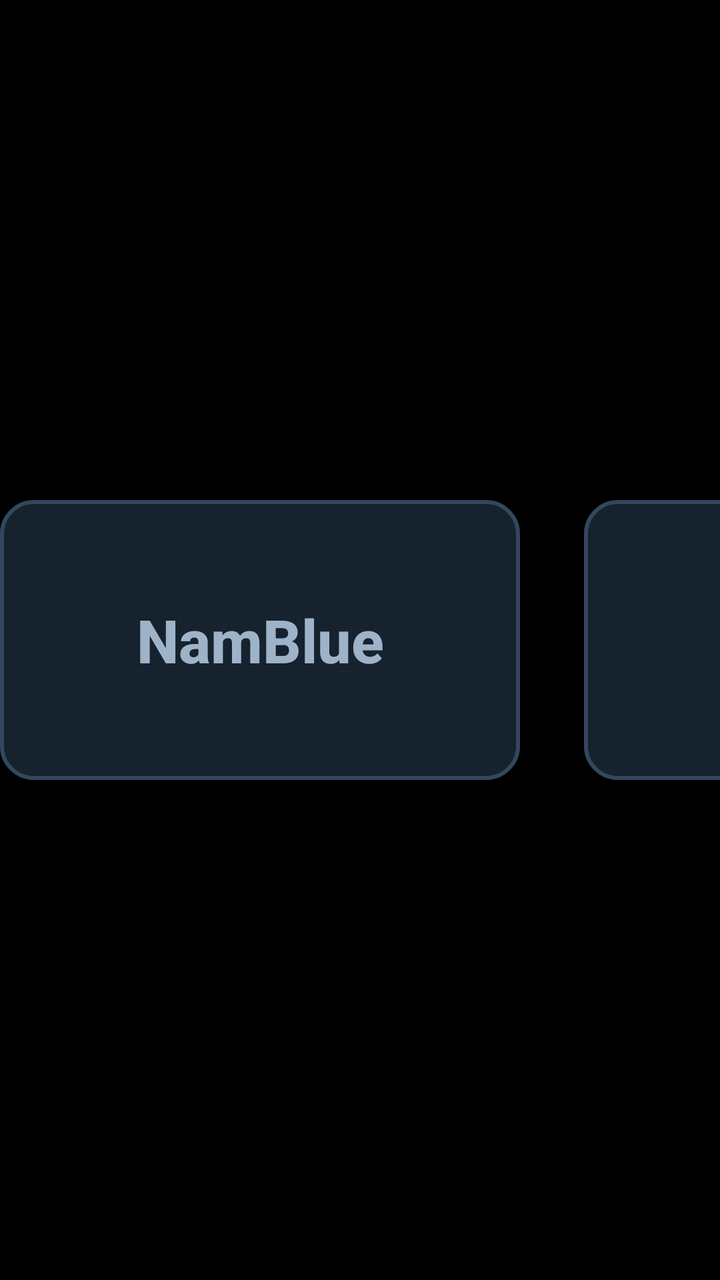
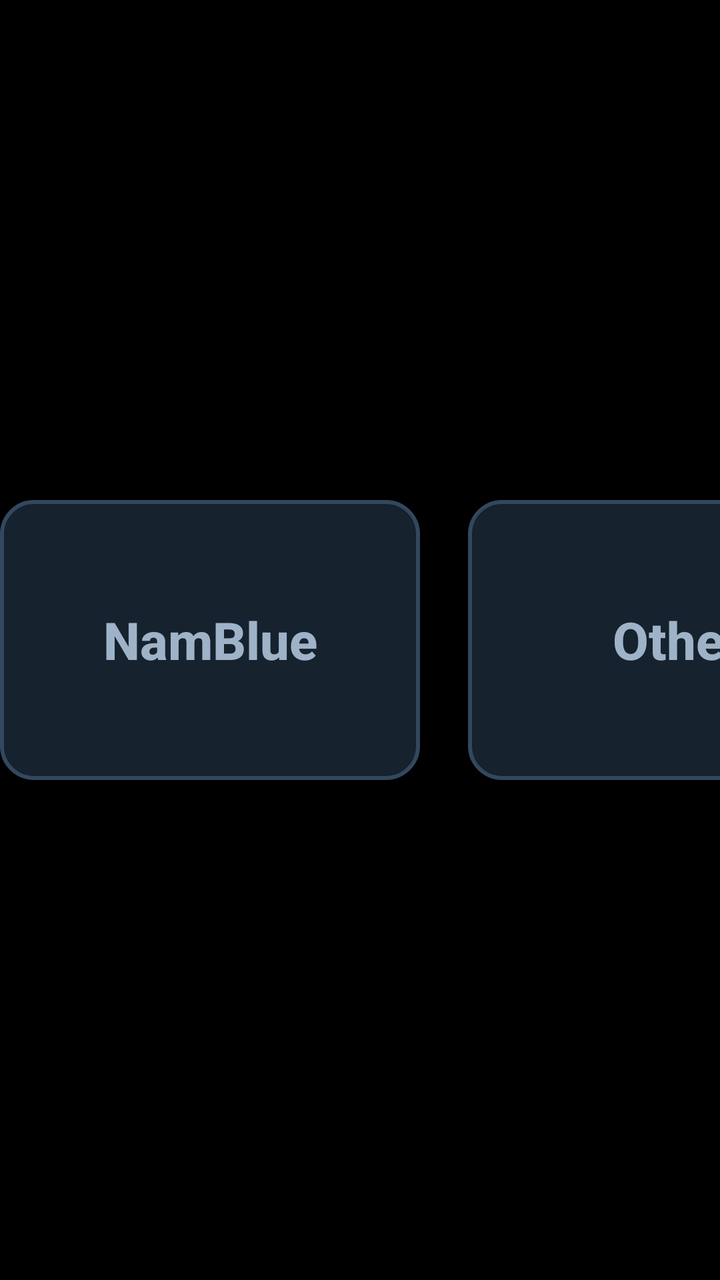

An Android layout rendered at two revisions. The XML below is the earlier revision; the diff shows what the commit changed to produce the second picture.
<!-- AndroidManifest.xml: application theme Theme.NamBlueLive -->
<!-- res/layout/activity_chooser.xml -->
<?xml version="1.0" encoding="utf-8"?>
<FrameLayout xmlns:android="http://schemas.android.com/apk/res/android"
    android:layout_width="match_parent"
    android:layout_height="match_parent"
    android:background="@android:color/black">

    <LinearLayout
        android:layout_width="wrap_content"
        android:layout_height="wrap_content"
        android:layout_gravity="center"
        android:orientation="horizontal">

        <Button
            android:id="@+id/btnNamblue"
            android:layout_width="260dp"
            android:layout_height="140dp"
            android:background="@drawable/btn_chooser_bg"
            android:focusable="true"
            android:focusedByDefault="true"
            android:nextFocusRight="@+id/btnOther"
            android:text="@string/source_namblue"
            android:textAllCaps="false"
            android:textColor="@color/btn_chooser_text"
            android:textSize="30sp"
            android:textStyle="bold" />

        <Space
            android:layout_width="32dp"
            android:layout_height="match_parent" />

        <Button
            android:id="@+id/btnOther"
            android:layout_width="260dp"
            android:layout_height="140dp"
            android:background="@drawable/btn_chooser_bg"
            android:focusable="true"
            android:nextFocusLeft="@+id/btnNamblue"
            android:nextFocusRight="@+id/btnBrowse"
            android:text="@string/source_other"
            android:textAllCaps="false"
            android:textColor="@color/btn_chooser_text"
            android:textSize="30sp"
            android:textStyle="bold" />

        <Space
            android:layout_width="32dp"
            android:layout_height="match_parent" />

        <Button
            android:id="@+id/btnBrowse"
            android:layout_width="260dp"
            android:layout_height="140dp"
            android:background="@drawable/btn_chooser_bg"
            android:focusable="true"
            android:nextFocusLeft="@+id/btnOther"
            android:text="@string/source_browse"
            android:textAllCaps="false"
            android:textColor="@color/btn_chooser_text"
            android:textSize="30sp"
            android:textStyle="bold" />
    </LinearLayout>
</FrameLayout>
<!-- resources referenced by this layout -->
<resources>
  <!-- drawable btn_chooser_bg (drawable) -->
  <?xml version="1.0" encoding="utf-8"?>
  <selector xmlns:android="http://schemas.android.com/apk/res/android">
      <item android:state_focused="true">
          <shape android:shape="rectangle">
              <solid android:color="#22A7F0" />
              <corners android:radius="16dp" />
              <stroke android:width="3dp" android:color="#FFFFFF" />
          </shape>
      </item>
      <item android:state_pressed="true">
          <shape android:shape="rectangle">
              <solid android:color="#1B86C9" />
              <corners android:radius="16dp" />
          </shape>
      </item>
      <item>
          <shape android:shape="rectangle">
              <solid android:color="#16222E" />
              <corners android:radius="16dp" />
              <stroke android:width="2dp" android:color="#33485E" />
          </shape>
      </item>
  </selector>
  <string name="source_browse">Đang LIVE</string>
  <string name="source_namblue">NamBlue</string>
  <string name="source_other">Other</string>
  <style name="Theme.NamBlueLive" parent="android:Theme.Material.NoActionBar">
          <item name="android:windowBackground">@android:color/black</item>
          <item name="android:colorBackground">@android:color/black</item>
          <item name="android:statusBarColor">@android:color/black</item>
          <item name="android:navigationBarColor">@android:color/black</item>
          <item name="android:windowNoTitle">true</item>
      </style>
</resources>

<!-- the commit's change to res/layout/activity_chooser.xml (unified diff, before → after) -->
@@ -12,7 +12,7 @@
 
         <Button
             android:id="@+id/btnNamblue"
-            android:layout_width="260dp"
+            android:layout_width="210dp"
             android:layout_height="140dp"
             android:background="@drawable/btn_chooser_bg"
             android:focusable="true"
@@ -21,16 +21,16 @@
             android:text="@string/source_namblue"
             android:textAllCaps="false"
             android:textColor="@color/btn_chooser_text"
-            android:textSize="30sp"
+            android:textSize="26sp"
             android:textStyle="bold" />
 
         <Space
-            android:layout_width="32dp"
+            android:layout_width="24dp"
             android:layout_height="match_parent" />
 
         <Button
             android:id="@+id/btnOther"
-            android:layout_width="260dp"
+            android:layout_width="210dp"
             android:layout_height="140dp"
             android:background="@drawable/btn_chooser_bg"
             android:focusable="true"
@@ -39,24 +39,42 @@
             android:text="@string/source_other"
             android:textAllCaps="false"
             android:textColor="@color/btn_chooser_text"
-            android:textSize="30sp"
+            android:textSize="26sp"
             android:textStyle="bold" />
 
         <Space
-            android:layout_width="32dp"
+            android:layout_width="24dp"
             android:layout_height="match_parent" />
 
         <Button
             android:id="@+id/btnBrowse"
-            android:layout_width="260dp"
+            android:layout_width="210dp"
             android:layout_height="140dp"
             android:background="@drawable/btn_chooser_bg"
             android:focusable="true"
             android:nextFocusLeft="@+id/btnOther"
+            android:nextFocusRight="@+id/btnProfiles"
             android:text="@string/source_browse"
             android:textAllCaps="false"
             android:textColor="@color/btn_chooser_text"
-            android:textSize="30sp"
+            android:textSize="26sp"
+            android:textStyle="bold" />
+
+        <Space
+            android:layout_width="24dp"
+            android:layout_height="match_parent" />
+
+        <Button
+            android:id="@+id/btnProfiles"
+            android:layout_width="210dp"
+            android:layout_height="140dp"
+            android:background="@drawable/btn_chooser_bg"
+            android:focusable="true"
+            android:nextFocusLeft="@+id/btnBrowse"
+            android:text="@string/source_profiles"
+            android:textAllCaps="false"
+            android:textColor="@color/btn_chooser_text"
+            android:textSize="26sp"
             android:textStyle="bold" />
     </LinearLayout>
 </FrameLayout>
<!-- resource entries referenced after the edit -->
@@ -27,6 +27,7 @@
   <string name="source_browse">Đang LIVE</string>
   <string name="source_namblue">NamBlue</string>
   <string name="source_other">Other</string>
+  <string name="source_profiles">Trang cá nhân</string>
   <style name="Theme.NamBlueLive" parent="android:Theme.Material.NoActionBar">
           <item name="android:windowBackground">@android:color/black</item>
           <item name="android:colorBackground">@android:color/black</item>
